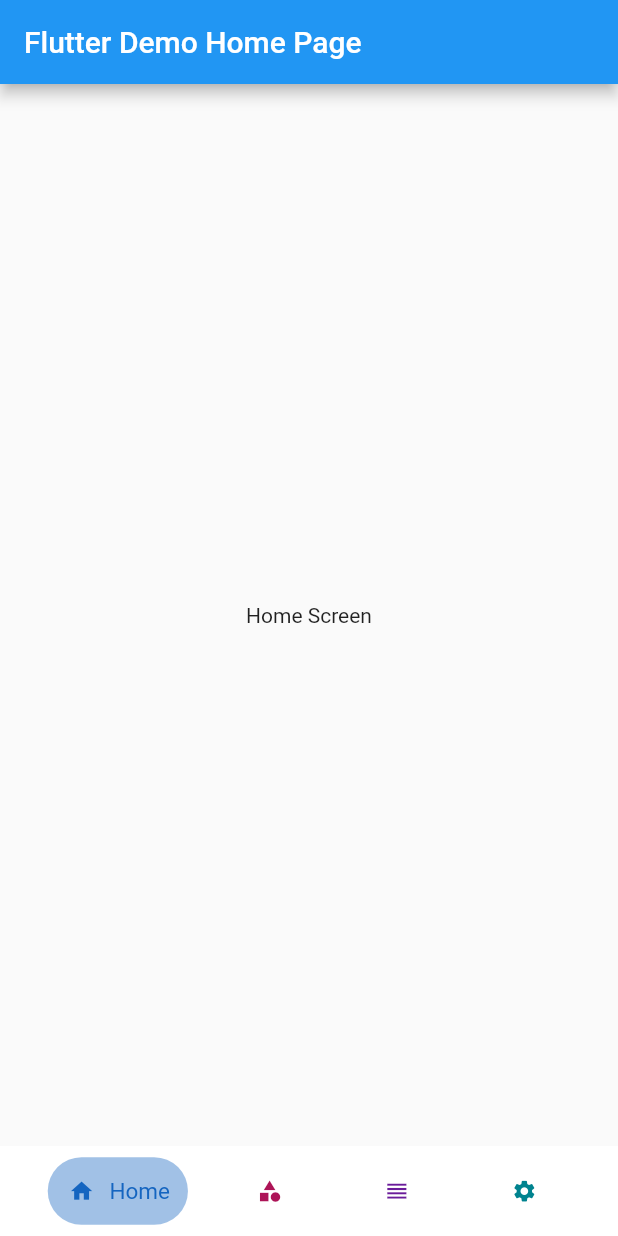
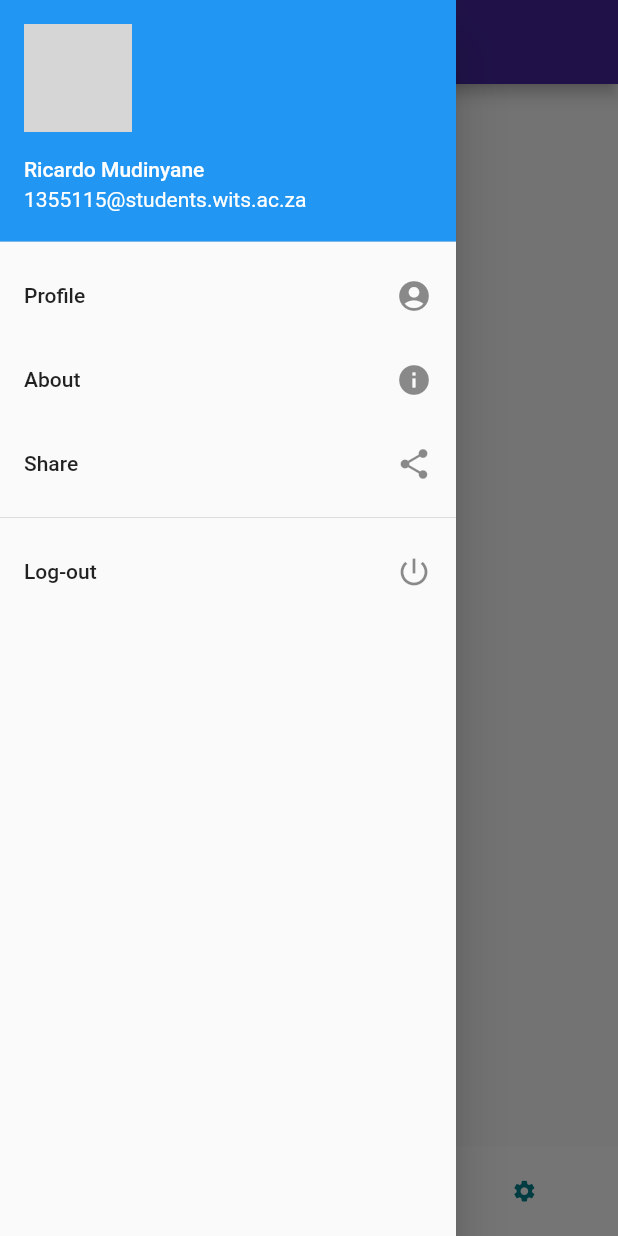
Before and after one commit to RicardoMudinyane/ShopSmart, a Flutter app: the screen it shows after launch, with the side drawer open (before the commit the screen has no drawer), on a phone screen of 412 x 824 dp. Run offline on Flutter 3.47's test engine with Material 2 defaults, Android fonts, the phone set to English and light mode, and no system bars; network calls fail; grey boxes are pictures that could not be loaded.

Commit message:
Side Bar

```diff
--- a/lib/main.dart
+++ b/lib/main.dart
@@ -4,6 +4,7 @@
   import 'package:shop_smart/screens/shop.dart';
   import 'package:shop_smart/screens/mylist.dart';
   import 'package:shop_smart/screens/settings.dart';
+  import 'package:shop_smart/screens/page.dart';
 
 
   void main() => runApp(MyApp());
@@ -13,11 +14,11 @@
     @override
     Widget build(BuildContext context) {
       return MaterialApp(
-        title: 'Flutter Demo',
+        title: 'Shop Smart',
         theme: ThemeData(
           primarySwatch: Colors.blue,
         ),
-        home: MyHomePage(title: 'Flutter Demo Home Page'),
+        home: MyHomePage(title: 'Shop Smart'),
       );
     }
   }
@@ -35,7 +36,6 @@
 
     var pageIndex = 0;
     PageController pageController = PageController();
-    List<String> wallpapers = ['Batman', 'Minimal', 'Apple'];
 
     @override
     void dispose() {
@@ -43,11 +43,61 @@
       super.dispose();
     }
 
-      @override
+    @override
     Widget build(BuildContext context) {
       return Scaffold(
-        appBar: AppBar(
-          title: Text(widget.title),
+        appBar: AppBar(title: Text(widget.title) ,backgroundColor: Colors.deepPurple[800],),
+
+
+        drawer: new Drawer(
+          child: new ListView(
+            children: <Widget>[
+
+              new UserAccountsDrawerHeader(
+                accountEmail: new Text("1355115@students.wits.ac.za"),
+                accountName: new Text("Ricardo Mudinyane"),
+
+                currentAccountPicture: new GestureDetector(
+                  child: new CircleAvatar(
+                    backgroundImage: new NetworkImage('https://d2935z6y6s92pm.cloudfront.net/wp-content/uploads/2013/06/Cars.jpg'),
+                  ),
+                  onTap: () => print("This is your current account."),
+                ),
+              ),
+
+              new ListTile(
+                  title: new Text("Profile"),
+                  trailing: new Icon(Icons.account_circle),
+                  onTap: () {
+                    Navigator.of(context).pop();
+                    Navigator.of(context).push(new MaterialPageRoute(builder: (BuildContext context) => new Page("My Profile")));
+                  }
+              ),
+
+              new ListTile(
+                  title: new Text("About"),
+                  trailing: new Icon(Icons.info),
+                  onTap: () {
+                    Navigator.of(context).pop();
+                    Navigator.of(context).push(new MaterialPageRoute(builder: (BuildContext context) => new Page("About Page")));
+                  }
+              ),
+              new ListTile(
+                  title: new Text("Share"),
+                  trailing: new Icon(Icons.share),
+                  onTap: () {
+                    Navigator.of(context).pop();
+                    Navigator.of(context).push(new MaterialPageRoute(builder: (BuildContext context) => new Page("Share")));
+                  }
+              ),
+              new Divider(),
+              new ListTile(
+                title: new Text("Log-out"),
+                trailing: new Icon(Icons.power_settings_new),
+                onTap: () => Navigator.pop(context),
+              ),
+            ],
+          ),
         ),
 
         body: Container(
```
Also changed, not shown: lib/screens/page.dart (added, +22 -0 lines).
